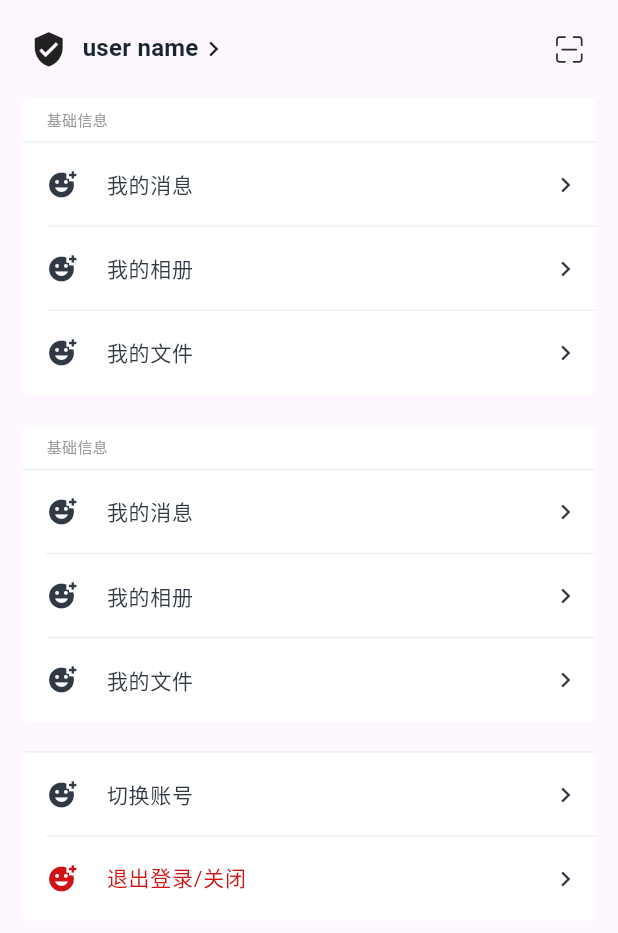
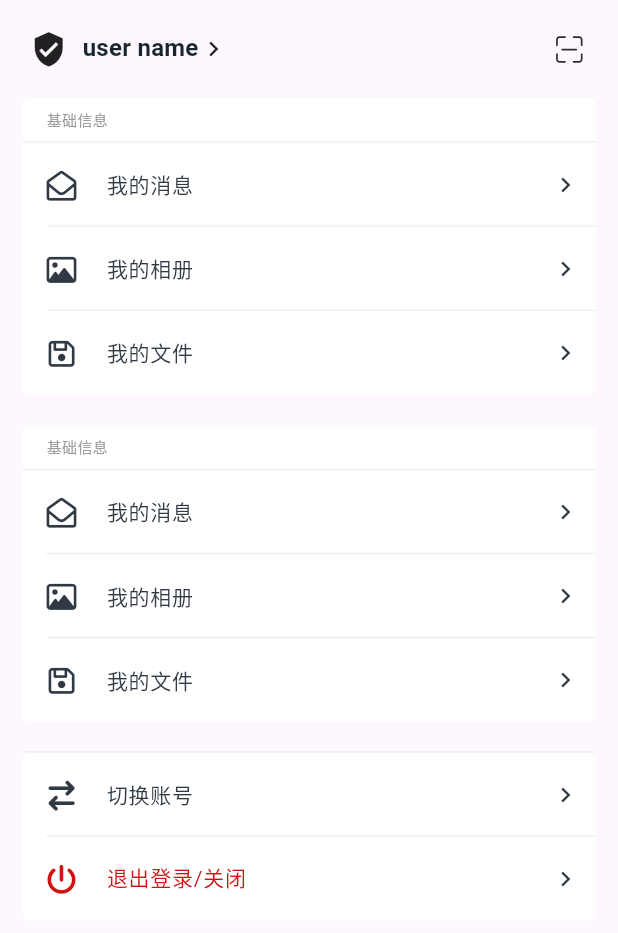
Before and after one commit to liangchuying/standard-template, a Flutter app: the DrewerPages widget shown alone on an empty page, opened directly, on a phone screen of 412 x 824 dp. Shown: the top 933 px of the screen. Run offline on Flutter 3.47's test engine with Material 3 defaults, Android fonts, the phone set to English and light mode, and no system bars; drawn by our look-alikes of flutter_easyloading; our stand-ins replace flutter_svg, font_awesome_flutter, get, styled_widget.

Commit message:
fix:: update drawer icon

```diff
--- a/lib/app/modules/home/components/drawer/drawer_view.dart
+++ b/lib/app/modules/home/components/drawer/drawer_view.dart
@@ -2,6 +2,7 @@ import 'package:flutter/material.dart';
 import 'package:get/get.dart';
 import 'package:luid/config/AppColors.dart';
 import 'package:styled_widget/styled_widget.dart';
+import 'package:font_awesome_flutter/font_awesome_flutter.dart';
 
 import '../../../../../config/AppSizes.dart';
 import 'drawerModule.dart';
@@ -69,7 +70,7 @@ class _DrewerState extends State<DrewerPages> {
         ),
         DrawerTile(
           title: '我的消息',
-          icon: Icons.add_reaction,
+          icon: FontAwesomeIcons.envelopeOpen,
           toNamed: '',
         ),
         const Divider(
@@ -78,7 +79,7 @@ class _DrewerState extends State<DrewerPages> {
         ).paddingOnly(left: AppSizes.size16),
         DrawerTile(
           title: '我的相册',
-          icon: Icons.add_reaction,
+          icon: FontAwesomeIcons.image,
           toNamed: '',
         ),
         const Divider(
@@ -87,7 +88,7 @@ class _DrewerState extends State<DrewerPages> {
         ).paddingOnly(left: AppSizes.size16),
         DrawerTile(
           title: '我的文件',
-          icon: Icons.add_reaction,
+          icon: FontAwesomeIcons.floppyDisk,
           toNamed: '',
         ),
       ].toColumn(),
@@ -108,7 +109,7 @@ class _DrewerState extends State<DrewerPages> {
         ),
         DrawerTile(
           title: '切换账号',
-          icon: Icons.add_reaction,
+          icon: FontAwesomeIcons.arrowRightArrowLeft,
           toNamed: '',
         ),
         const Divider(
@@ -117,7 +118,7 @@ class _DrewerState extends State<DrewerPages> {
         ).paddingOnly(left: AppSizes.size16),
         DrawerTile(
           title: '退出登录/关闭',
-          icon: Icons.add_reaction,
+          icon: FontAwesomeIcons.powerOff ,
           titleColor: AppColors.mainRedAccent,
           iconColor: AppColors.mainRedAccent,
           color: AppColors.mainRedAccent,
--- a/lib/app/modules/home/components/module_three/index_view.dart
+++ b/lib/app/modules/home/components/module_three/index_view.dart
@@ -11,7 +11,7 @@ class moduleThree extends GetView<HomeController> {
     return Scaffold(
       appBar: AppBars(
         title: 'moduleThree',
-        leading: Icon(FontAwesomeIcons.bars).gestures(onTap: () {
+        leading: Icon(FontAwesomeIcons.bars,).gestures(onTap: () {
           controller.openDrawer();
         }),
       ).build(),
```
